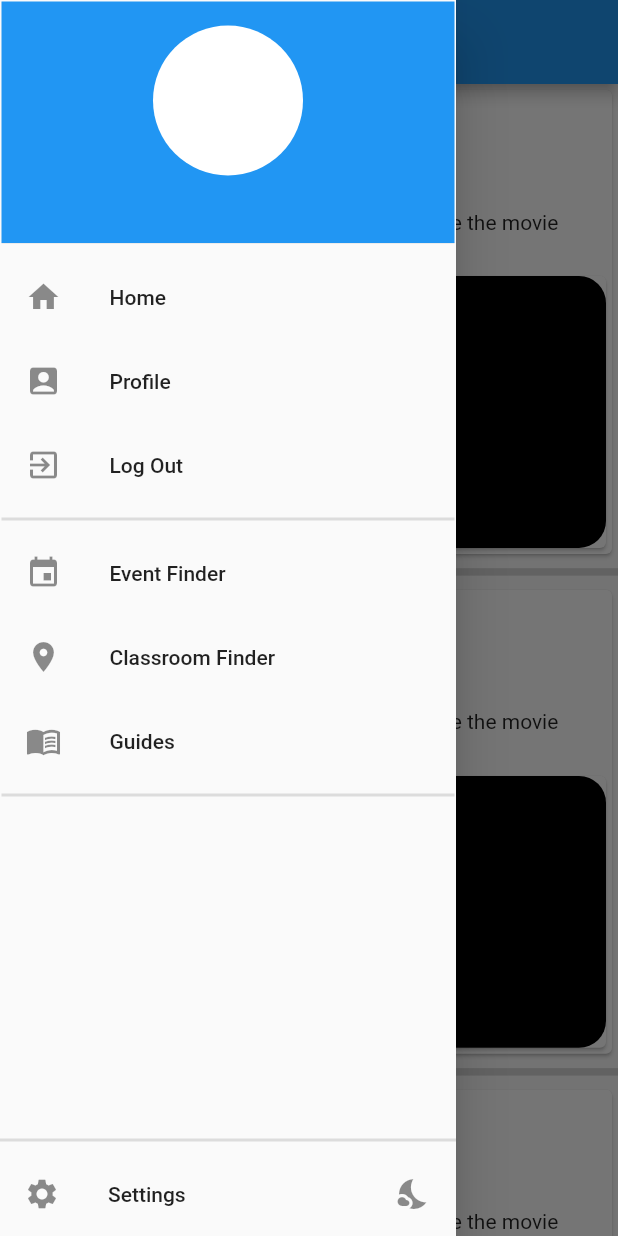
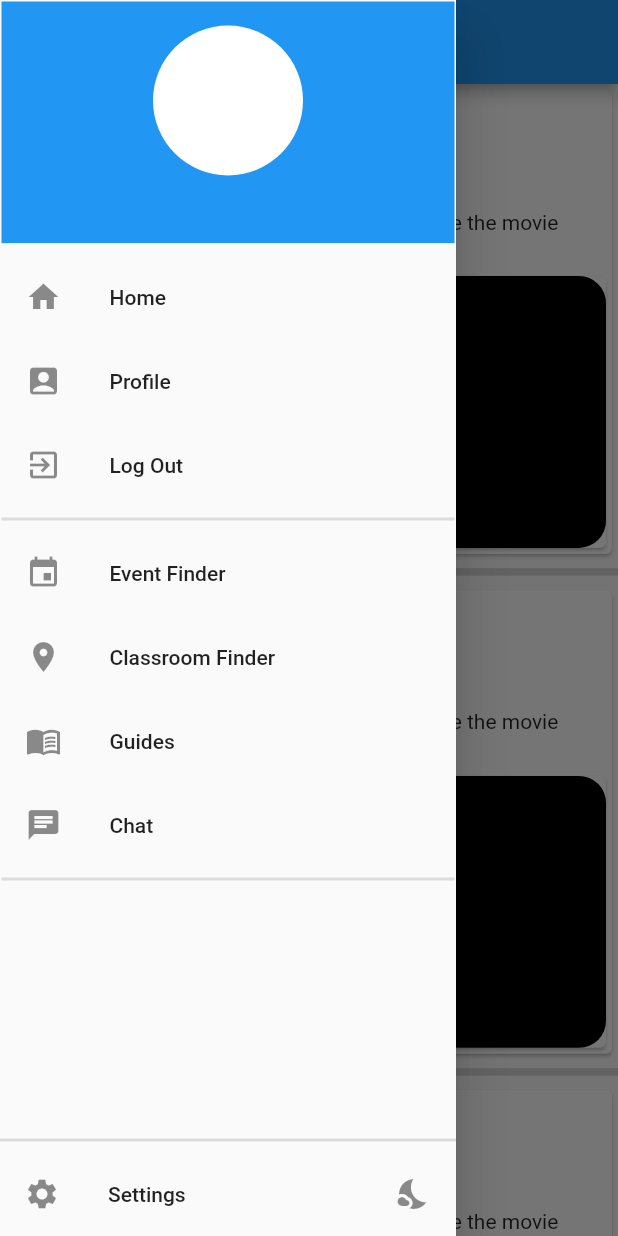
Before and after one commit to Kab332/OTU-Companion-Application, a Flutter app: the screen it shows once a user with an empty profile is signed in, with the side drawer open, on a phone screen of 412 x 824 dp. Run offline on Flutter 3.47's test engine with Material 2 defaults, Android fonts, the phone set to English and light mode, and no system bars; our stand-ins replace cached_network_image, cloud_firestore, firebase_auth, firebase_core, flutter_local_notifications, sqflite and 1 more; missing offline and left inert: searchable_dropdown; accounts and stored records are empty.

Commit message:
Added chat, feedback, and removed some features
+ Chat side menu
+ Feedback settings page
- Some unimplemented setting tiles

```diff
--- a/otu_companion/lib/res/routes/routes.dart
+++ b/otu_companion/lib/res/routes/routes.dart
@@ -8,9 +8,12 @@ import 'package:otu_companion/src/profile/views/link_profile_page.dart';
 import 'package:otu_companion/src/room_finder/room_finder_main.dart';
 import 'package:otu_companion/src/settings/settings_main.dart';
 import 'package:otu_companion/src/settings/views/appearance_settings_page.dart';
+import 'package:otu_companion/src/settings/views/feed_back_page.dart';
+import 'package:otu_companion/src/settings/views/about_page.dart';
 import 'package:otu_companion/src/services/authentication/login_page.dart';
 import 'package:otu_companion/src/services/authentication/views/login_checker_page.dart';
 import 'package:otu_companion/src/services/authentication/views/sign_up_page.dart';
+import 'package:otu_companion/src/chat/chat_main.dart';
 
 class Routes {
   // Login
@@ -28,11 +31,16 @@ class Routes {
   // Settings
   static const settingMain = "/settingMain";
   static const appearanceSettingPage = "/appearanceSettingPage";
+  static const feedBackPage = "/feedBackPage";
+  static const aboutPage = "/aboutPage";
 
   // Profile
   static const profileMain = "/profileMain";
   static const changeProfileInfoPage = "/changeProfileInfoPage";
   static const linkProfilePage = "/linkProfilePage";
+
+  //
+  static const chatMain = "/chatMain";
 
   // Others
 
@@ -60,6 +68,14 @@ class Routes {
         return MaterialPageRoute(
             builder: (BuildContext context) =>
                 AppearanceSettingPage(title: 'Appearance'));
+      case feedBackPage:
+        return MaterialPageRoute(
+            builder: (BuildContext context) =>
+                FeedBackPage(title: 'Feed Back'));
+      case aboutPage:
+        return MaterialPageRoute(
+            builder: (BuildContext context) =>
+                AboutPage(title: 'About'));
       case profileMain:
         return MaterialPageRoute(
             builder: (BuildContext context) =>
@@ -87,6 +103,10 @@ class Routes {
         return MaterialPageRoute(
             builder: (BuildContext context) =>
               SignUpPage(title: "Account Creation"));
+      case chatMain:
+        return MaterialPageRoute(
+            builder: (BuildContext context) =>
+                ChatPage(title: "Messaging"));
     }
 
     return null;
--- a/otu_companion/lib/src/navigation_views/main_side_drawer.dart
+++ b/otu_companion/lib/src/navigation_views/main_side_drawer.dart
@@ -45,7 +45,7 @@ class _MainSideDrawerState extends State<MainSideDrawer>
                 _buildEventTile(context),
                 _buildRoomTile(context),
                 _buildGuideTile(context),
-
+                _buildChatTile(context),
                 Divider(
                   thickness: 2,
                 ),
@@ -125,6 +125,7 @@ class _MainSideDrawerState extends State<MainSideDrawer>
                           //TODO: Add Profile Name
                           _user.displayName,
                           style: TextStyle(
+                            color: Colors.white,
                             fontSize: 18
                           ),
                         ),
@@ -134,7 +135,8 @@ class _MainSideDrawerState extends State<MainSideDrawer>
                           //TODO: Add Profile Name
                           "???",
                           style: TextStyle(
-                              fontSize: 18
+                            color: Colors.white,
+                            fontSize: 18
                           ),
                         ),
                       ],
@@ -235,6 +237,21 @@ class _MainSideDrawerState extends State<MainSideDrawer>
     );
   }
 
+  Widget _buildChatTile(BuildContext context)
+  {
+    return ListTile(
+      title: Text('Chat'),
+      leading: Icon(Icons.chat),
+      onTap: ()
+      {
+        // Pop Side Menu
+        Navigator.pop(context);
+        // Pop Current Scaffold and Push Chat Scaffold
+        Navigator.popAndPushNamed(context, Routes.chatMain);
+      },
+    );
+  }
+
   Widget _buildSettingsTile(BuildContext context)
   {
     return ListTile(
--- a/otu_companion/lib/src/services/firebase_database_service.dart
+++ b/otu_companion/lib/src/services/firebase_database_service.dart
@@ -4,6 +4,22 @@ import 'package:flutter/material.dart';
 class FirebaseDatabaseService
 {
   static final FirebaseFirestore _db = FirebaseFirestore.instance;
+
+  static Future<String> createFeedBack({
+    String message,
+  }) async
+  {
+    try
+    {
+      await _db.collection('feedback').add({
+        "message": message,
+      });
+    }
+    on FirebaseException catch(e)
+    {
+      return e.message;
+    }
+  }
 
   static Future<bool> createNewUserProfile
   ({
--- a/otu_companion/pubspec.yaml
+++ b/otu_companion/pubspec.yaml
@@ -33,6 +33,7 @@ dependencies:
   firebase_core:
   cached_network_image:
   #google_log_in:
+  url_launcher:
 
   flutter_local_notifications:
 
```
Also changed, not shown: otu_companion/lib/src/chat/chat_main.dart (added, +22 -0 lines), otu_companion/lib/src/services/authentication/login_page.dart (+3 -16 lines), otu_companion/lib/src/settings/settings_main.dart (+9 -3 lines), otu_companion/lib/src/settings/views/about_page.dart (added, +50 -0 lines), otu_companion/lib/src/settings/views/feed_back_page.dart (added, +62 -0 lines).
